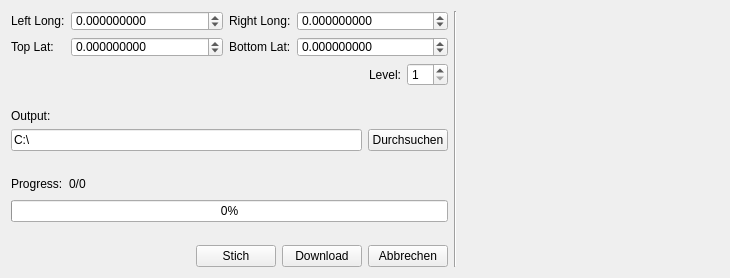
This is tiledownloader.ui in AJ92/TileDownloader as Qt 5 draws it before an edit. The edited form follows.
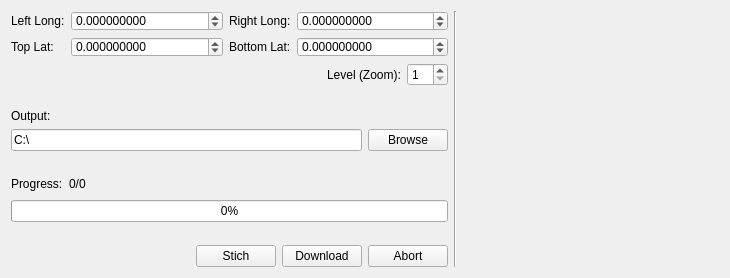
This is the edited form.

Commit message: trasnlations of buttons to english

Patch:
```diff
--- a/tiledownloader.ui
+++ b/tiledownloader.ui
@@ -155,7 +155,7 @@
           <item>
            <widget class="QLabel" name="label_7">
             <property name="text">
-             <string>Level:</string>
+             <string>Level (Zoom):</string>
             </property>
            </widget>
           </item>
@@ -208,7 +208,7 @@
             <item>
              <widget class="QPushButton" name="pushButtonBrowse">
               <property name="text">
-               <string>Durchsuchen</string>
+               <string>Browse</string>
               </property>
              </widget>
             </item>
@@ -315,7 +315,7 @@
           <item>
            <widget class="QPushButton" name="pushButtonCancel">
             <property name="text">
-             <string>Abbrechen</string>
+             <string>Abort</string>
             </property>
            </widget>
           </item>
```
